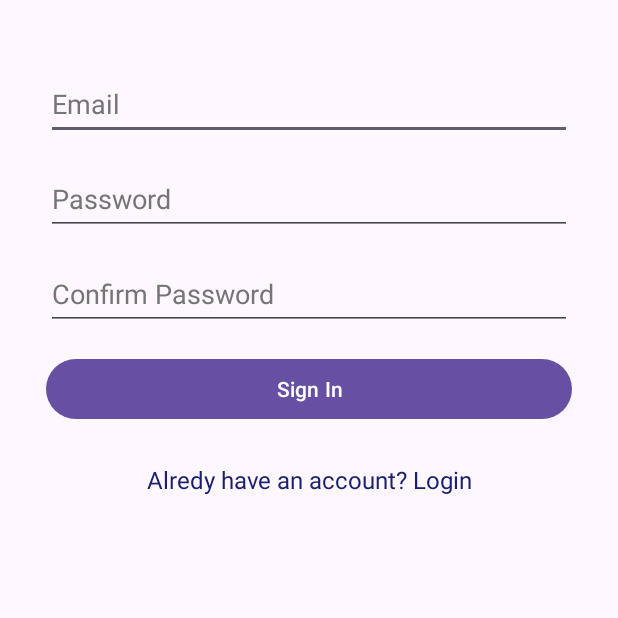
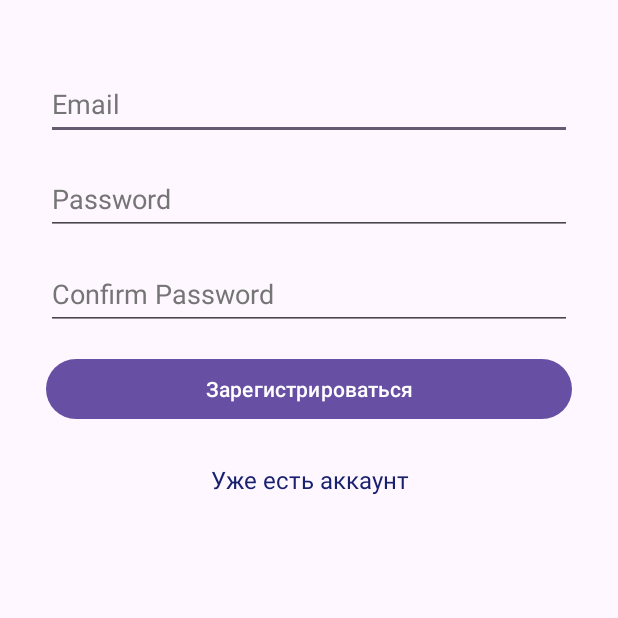
Before and after one commit to PawPrintsInTheDark/AndroidLessons, an Android app: the screen it shows after launch (MainActivity), on a phone screen of 412 x 824 dp, the top half of it. Run offline under Robolectric (Android 15) with nearby library versions, the phone set to English and light mode, and no system bars; our stand-ins replace Firebase (no records; nobody signed in at launch, a user with empty details on screens opened directly).

Commit message:
update text fields and demo gif

```diff
--- a/app/src/main/res/layout/fragment_login.xml
+++ b/app/src/main/res/layout/fragment_login.xml
@@ -50,7 +50,7 @@
             android:layout_width="match_parent"
             android:layout_height="wrap_content"
             android:layout_margin="15dp"
-            android:text="Login In" />
+            android:text="Войти" />
 
         <TextView
             android:id="@+id/RedirectSignUpTV"
@@ -58,7 +58,7 @@
             android:layout_height="wrap_content"
             android:layout_margin="15dp"
             android:gravity="center_horizontal"
-            android:text="Don`t have an accaunt sign in"
+            android:text="Необходима регистрация"
             android:textColor="#18206F"
             android:textSize="16sp"
             android:visibility="gone" />
--- a/app/src/main/res/layout/fragment_register.xml
+++ b/app/src/main/res/layout/fragment_register.xml
@@ -68,7 +68,7 @@
             android:layout_width="match_parent"
             android:layout_height="wrap_content"
             android:layout_margin="15dp"
-            android:text="Sign In"/>
+            android:text="Зарегистрироваться"/>
 
         <TextView
             android:id="@+id/tvRedirectLogin"
@@ -76,7 +76,7 @@
             android:layout_height="wrap_content"
             android:gravity="center_horizontal"
             android:layout_margin="10dp"
-            android:text="Alredy have an account? Login"
+            android:text="Уже есть аккаунт"
             android:textColor="#18206F"
             android:textSize="16sp"/>
 
```
Also changed, not shown: app/src/main/java/com/example/androidlessons/LoginFragment.kt (+8 -0 lines), 1 other file.
